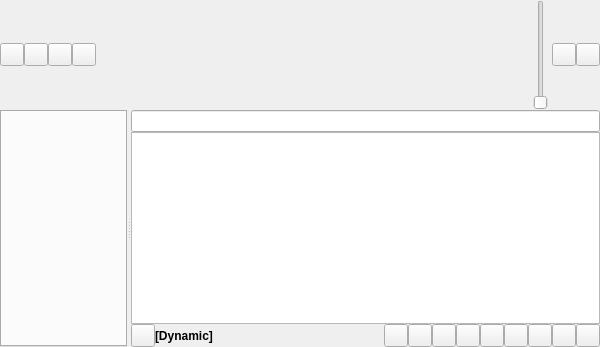
Qt form gui/mainwindow.ui (CDrummond/cantata) before a commit.
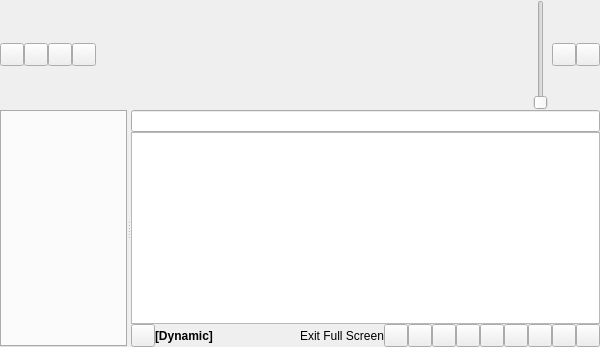
The same form after that commit. Custom widgets are drawn as their Qt base class.

Commit message: Add a Url label to exit full screen.

The edit to the form file:
```diff
--- a/gui/mainwindow.ui
+++ b/gui/mainwindow.ui
@@ -214,6 +214,13 @@
             </property>
            </spacer>
           </item>
+          <item>
+           <widget class="UrlLabel" name="fullScreenLabel">
+            <property name="text">
+             <string>Exit Full Screen</string>
+            </property>
+           </widget>
+          </item>
           <item>
            <widget class="ScrobblingLove" name="loveTrack"/>
           </item>
@@ -374,6 +381,11 @@
    <extends>QToolButton</extends>
    <header>scrobbling/scrobblinglove.h</header>
   </customwidget>
+  <customwidget>
+   <class>UrlLabel</class>
+   <extends>QLabel</extends>
+   <header>support/urllabel.h</header>
+  </customwidget>
  </customwidgets>
  <resources/>
  <connections/>
```
Left out of the diff: 2 changed lines with no effect on the pictures. The commit also changes 2 other files.
